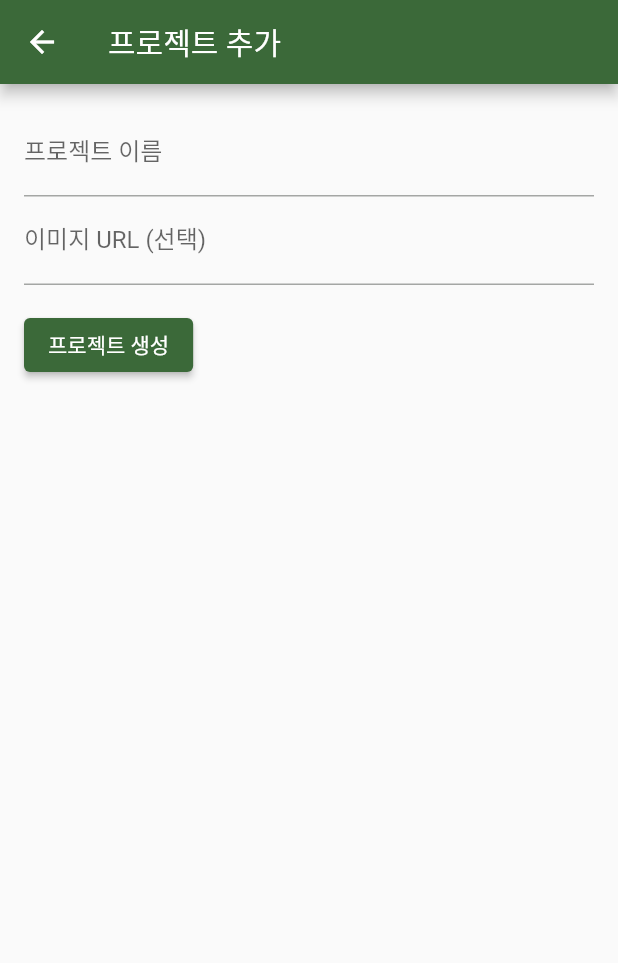
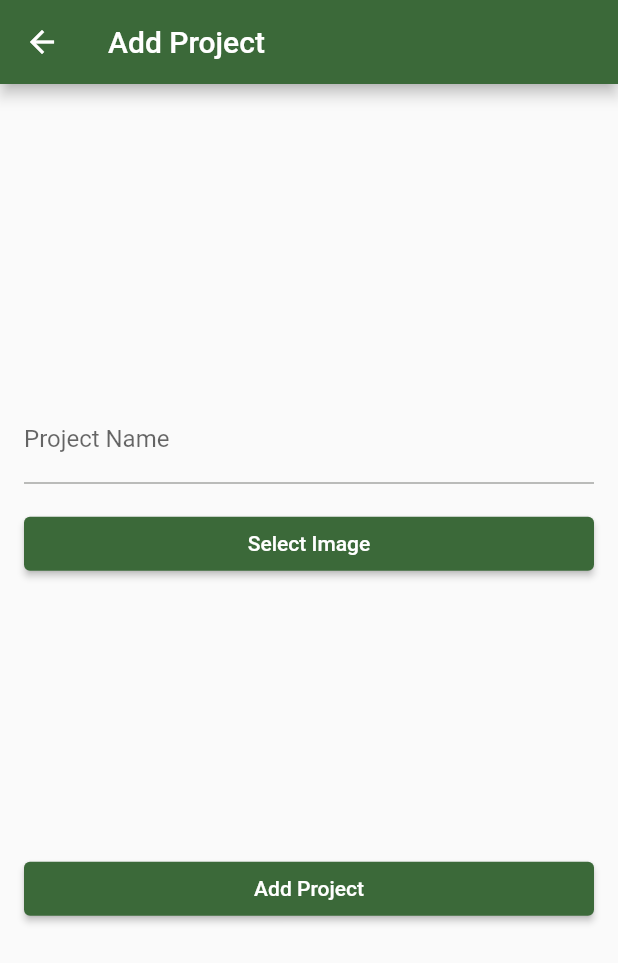
Before and after one commit to Kor-smg569/g_vesion, a Flutter app: the AddProjectScreen screen opened directly, on a phone screen of 412 x 824 dp. Shown: the top 963 px of the screen. Run offline on Flutter 3.47's test engine with Material 3 defaults, Android fonts, the phone set to English and light mode, and no system bars; our stand-ins replace image_picker.

Commit message:
ui working AddProjectScreen 작업중 1/12

```diff
--- a/lib/add_project_screen.dart
+++ b/lib/add_project_screen.dart
@@ -1,4 +1,7 @@
+import 'dart:io';
 import 'package:flutter/material.dart';
+import 'package:image_picker/image_picker.dart';
+
 import 'main.dart';
 
 class AddProjectScreen extends StatefulWidget {
@@ -8,44 +11,69 @@ class AddProjectScreen extends StatefulWidget {
 
 class _AddProjectScreenState extends State<AddProjectScreen> {
   TextEditingController nameController = TextEditingController();
-  TextEditingController imageUrlController = TextEditingController();
+  File? selectedImage;
+
+  Future<void> _getImage() async {
+    final picker = ImagePicker();
+    final pickedFile = await picker.pickImage(source: ImageSource.gallery);
+
+    setState(() {
+      if (pickedFile != null) {
+        selectedImage = File(pickedFile.path);
+      }
+    });
+  }
+
+  Future<void> _createProject() async {
+    if (nameController.text.isNotEmpty) {
+      Project newProject = Project(
+        name: nameController.text,
+        imageUrl: selectedImage,
+        creationDate: DateTime.now(), // Set the creation date
+      );
+
+      Navigator.pop(context, newProject);
+    } else {
+      // 이름이 비어있을 경우 경고 표시
+      ScaffoldMessenger.of(context).showSnackBar(SnackBar(
+        content: Text('프로젝트 이름을 입력하세요.'),
+      ));
+    }
+  }
 
   @override
   Widget build(BuildContext context) {
     return Scaffold(
       appBar: AppBar(
-        title: Text('프로젝트 추가'),
+        title: Text('Add Project'),
       ),
       body: Padding(
         padding: const EdgeInsets.all(16.0),
         child: Column(
-          crossAxisAlignment: CrossAxisAlignment.start,
+          mainAxisAlignment: MainAxisAlignment.center,
+          crossAxisAlignment: CrossAxisAlignment.stretch,
           children: [
             TextField(
               controller: nameController,
-              decoration: InputDecoration(labelText: '프로젝트 이름'),
+              decoration: InputDecoration(labelText: 'Project Name'),
             ),
-            TextField(
-              controller: imageUrlController,
-              decoration: InputDecoration(labelText: '이미지 URL (선택)'),
+            const SizedBox(height: 16.0),
+            ElevatedButton(
+              onPressed: _getImage,
+              child: Text('Select Image'),
             ),
-            SizedBox(height: 16.0),
+            const SizedBox(height: 16.0),
+            selectedImage != null
+                ? Image.file(
+              selectedImage!,
+              height: 150,
+              fit: BoxFit.cover,
+            )
+                : const SizedBox(height: 150), // Placeholder for the selected image
+            const SizedBox(height: 16.0),
             ElevatedButton(
-              onPressed: () {
-                String name = nameController.text;
-                String? imageUrl =
-                imageUrlController.text.isNotEmpty ? imageUrlController.text : null;
-
-                if (name.isNotEmpty) {
-                  Navigator.of(context).pop(Project(name: name, imageUrl: imageUrl));
-                } else {
-                  // 이름이 비어있을 경우 경고 표시
-                  ScaffoldMessenger.of(context).showSnackBar(SnackBar(
-                    content: Text('프로젝트 이름을 입력하세요.'),
-                  ));
-                }
-              },
-              child: Text('프로젝트 생성'),
+              onPressed: _createProject,
+              child: Text('Add Project'),
             ),
           ],
         ),
--- a/pubspec.yaml
+++ b/pubspec.yaml
@@ -36,6 +36,7 @@ dependencies:
   # The following adds the Cupertino Icons font to your application.
   # Use with the CupertinoIcons class for iOS style icons.
   cupertino_icons: ^1.0.2
+  image_picker: ^1.0.7
 
 dev_dependencies:
   flutter_test:
```
Also changed, not shown: lib/main.dart (+45 -18 lines), pubspec.lock, 5 other files.
